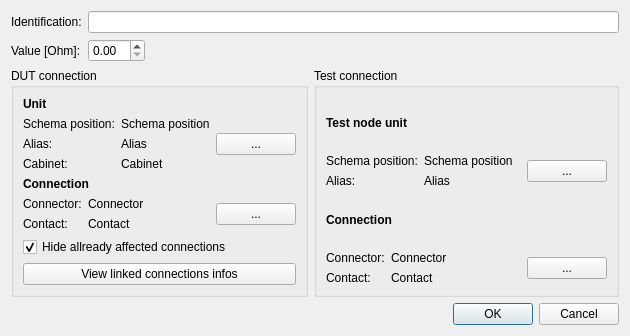
First picture: the form in src/mdttools/mdttesttool/mdtTtTestLinkDialog.ui, repository scandyna/multidiagtools, before the edit.
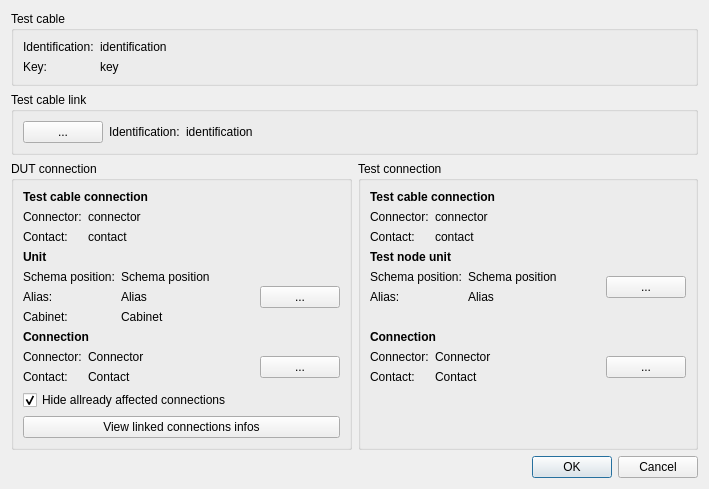
Second picture: the form after the edit.

```diff
--- a/src/mdttools/mdttesttool/mdtTtTestLinkDialog.ui
+++ b/src/mdttools/mdttesttool/mdtTtTestLinkDialog.ui
@@ -6,8 +6,8 @@
    <rect>
     <x>0</x>
     <y>0</y>
-    <width>630</width>
-    <height>326</height>
+    <width>709</width>
+    <height>465</height>
    </rect>
   </property>
   <property name="windowTitle">
@@ -15,31 +15,84 @@
   </property>
   <layout class="QVBoxLayout" name="verticalLayout_3">
    <item>
-    <layout class="QFormLayout" name="formLayout_5">
-     <property name="fieldGrowthPolicy">
-      <enum>QFormLayout::ExpandingFieldsGrow</enum>
+    <widget class="QGroupBox" name="gbTestCable">
+     <property name="title">
+      <string>Test cable</string>
      </property>
-     <item row="0" column="0">
-      <widget class="QLabel" name="lbIdentification">
-       <property name="text">
-        <string>Identification:</string>
-       </property>
-      </widget>
-     </item>
-     <item row="0" column="1">
-      <widget class="QLineEdit" name="leIdentification"/>
-     </item>
-     <item row="1" column="0">
-      <widget class="QLabel" name="lbValue">
-       <property name="text">
-        <string>Value [Ohm]:</string>
-       </property>
-      </widget>
-     </item>
-     <item row="1" column="1">
-      <widget class="QDoubleSpinBox" name="sbValue"/>
-     </item>
-    </layout>
+     <layout class="QFormLayout" name="formLayout_5">
+      <item row="0" column="0">
+       <widget class="QLabel" name="lbTestCableIdentificationLabel">
+        <property name="text">
+         <string>Identification:</string>
+        </property>
+       </widget>
+      </item>
+      <item row="0" column="1">
+       <widget class="QLabel" name="lbTestCableIdentification">
+        <property name="text">
+         <string>identification</string>
+        </property>
+       </widget>
+      </item>
+      <item row="1" column="0">
+       <widget class="QLabel" name="lbTestCableKeyLabel">
+        <property name="text">
+         <string>Key:</string>
+        </property>
+       </widget>
+      </item>
+      <item row="1" column="1">
+       <widget class="QLabel" name="lbTestCableKey">
+        <property name="text">
+         <string>key</string>
+        </property>
+       </widget>
+      </item>
+     </layout>
+    </widget>
+   </item>
+   <item>
+    <widget class="QGroupBox" name="gbTestCableLink">
+     <property name="title">
+      <string>Test cable link</string>
+     </property>
+     <layout class="QHBoxLayout" name="horizontalLayout_6">
+      <item>
+       <widget class="QPushButton" name="pbSelectTestCableLink">
+        <property name="text">
+         <string>...</string>
+        </property>
+       </widget>
+      </item>
+      <item>
+       <widget class="QLabel" name="lbIdentificationLabel">
+        <property name="text">
+         <string>Identification:</string>
+        </property>
+       </widget>
+      </item>
+      <item>
+       <widget class="QLabel" name="lbIdentification">
+        <property name="text">
+         <string>identification</string>
+        </property>
+       </widget>
+      </item>
+      <item>
+       <spacer name="horizontalSpacer_5">
+        <property name="orientation">
+         <enum>Qt::Horizontal</enum>
+        </property>
+        <property name="sizeHint" stdset="0">
+         <size>
+          <width>468</width>
+          <height>20</height>
+         </size>
+        </property>
+       </spacer>
+      </item>
+     </layout>
+    </widget>
    </item>
    <item>
     <layout class="QHBoxLayout" name="horizontalLayout_5">
@@ -49,6 +102,51 @@
         <string>DUT connection</string>
        </property>
        <layout class="QVBoxLayout" name="verticalLayout_2">
+        <item>
+         <widget class="QLabel" name="lbTestCableLinkStartConnectionLabel">
+          <property name="font">
+           <font>
+            <weight>75</weight>
+            <bold>true</bold>
+           </font>
+          </property>
+          <property name="text">
+           <string>Test cable connection</string>
+          </property>
+         </widget>
+        </item>
+        <item>
+         <layout class="QFormLayout" name="formLayout_6">
+          <item row="0" column="0">
+           <widget class="QLabel" name="lbTestCableLinkStartConnectorLabel">
+            <property name="text">
+             <string>Connector:</string>
+            </property>
+           </widget>
+          </item>
+          <item row="0" column="1">
+           <widget class="QLabel" name="lbTestCableLinkStartConnector">
+            <property name="text">
+             <string>connector</string>
+            </property>
+           </widget>
+          </item>
+          <item row="1" column="0">
+           <widget class="QLabel" name="lbTestCableLinkStartContactLabel">
+            <property name="text">
+             <string>Contact:</string>
+            </property>
+           </widget>
+          </item>
+          <item row="1" column="1">
+           <widget class="QLabel" name="lbTestCableLinkStartContact">
+            <property name="text">
+             <string>contact</string>
+            </property>
+           </widget>
+          </item>
+         </layout>
+        </item>
         <item>
          <widget class="QLabel" name="lbDutUnitLabel">
           <property name="font">
@@ -230,6 +328,51 @@
         <string>Test connection</string>
        </property>
        <layout class="QVBoxLayout" name="verticalLayout">
+        <item>
+         <widget class="QLabel" name="lbTestCableLinkEndConnectionLabel">
+          <property name="font">
+           <font>
+            <weight>75</weight>
+            <bold>true</bold>
+           </font>
+          </property>
+          <property name="text">
+           <string>Test cable connection</string>
+          </property>
+         </widget>
+        </item>
+        <item>
+         <layout class="QFormLayout" name="formLayout_7">
+          <item row="0" column="0">
+           <widget class="QLabel" name="lbTestCableLinkEndConnectorLabel">
+            <property name="text">
+             <string>Connector:</string>
+            </property>
+           </widget>
+          </item>
+          <item row="0" column="1">
+           <widget class="QLabel" name="lbTestCableLinkEndConnector">
+            <property name="text">
+             <string>connector</string>
+            </property>
+           </widget>
+          </item>
+          <item row="1" column="0">
+           <widget class="QLabel" name="lbTestCableLinkEndContactLabel">
+            <property name="text">
+             <string>Contact:</string>
+            </property>
+           </widget>
+          </item>
+          <item row="1" column="1">
+           <widget class="QLabel" name="lbTestCableLinkEndContact">
+            <property name="text">
+             <string>contact</string>
+            </property>
+           </widget>
+          </item>
+         </layout>
+        </item>
         <item>
          <widget class="QLabel" name="lbTestNodeUnitLabel">
           <property name="font">
@@ -305,6 +448,13 @@
           </item>
          </layout>
         </item>
+        <item>
+         <widget class="QLabel" name="lbEmptySpacingLabel">
+          <property name="text">
+           <string/>
+          </property>
+         </widget>
+        </item>
         <item>
          <widget class="QLabel" name="lbTestConnection">
           <property name="font">
@@ -374,24 +524,24 @@
           </item>
          </layout>
         </item>
+        <item>
+         <spacer name="verticalSpacer">
+          <property name="orientation">
+           <enum>Qt::Vertical</enum>
+          </property>
+          <property name="sizeHint" stdset="0">
+           <size>
+            <width>20</width>
+            <height>40</height>
+           </size>
+          </property>
+         </spacer>
+        </item>
        </layout>
       </widget>
      </item>
     </layout>
    </item>
-   <item>
-    <spacer name="verticalSpacer">
-     <property name="orientation">
-      <enum>Qt::Vertical</enum>
-     </property>
-     <property name="sizeHint" stdset="0">
-      <size>
-       <width>20</width>
-       <height>40</height>
-      </size>
-     </property>
-    </spacer>
-   </item>
    <item>
     <widget class="QDialogButtonBox" name="buttonBox">
      <property name="orientation">
```
